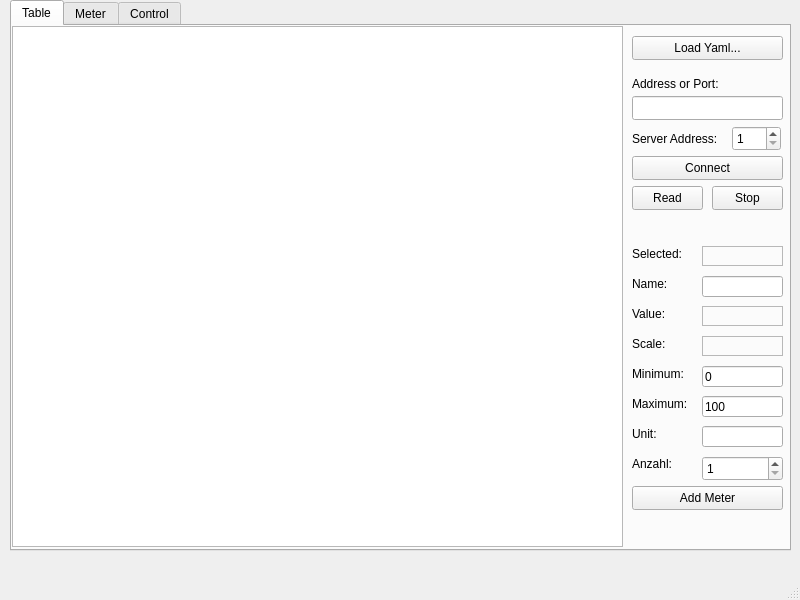
This is Qt/PV_View/mainwindow.ui in Rolloke/GUI-Apps as Qt 5 draws it before an edit. The edited form follows.
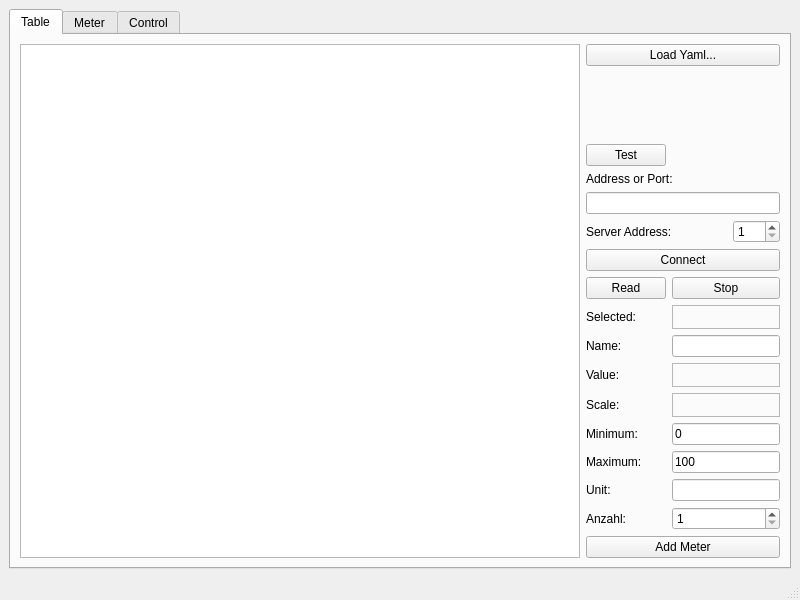
This is the edited form. Icons and pictures are not drawn.

Commit message: bugfix gitview message box return value added PV_View modbus ability without QtModbus

```diff
--- a/Qt/PV_View/mainwindow.ui
+++ b/Qt/PV_View/mainwindow.ui
@@ -16,16 +16,19 @@
   <property name="locale">
    <locale language="English" country="UnitedKingdom"/>
   </property>
+  <property name="documentMode">
+   <bool>false</bool>
+  </property>
   <widget class="QWidget" name="centralwidget">
+   <property name="sizePolicy">
+    <sizepolicy hsizetype="Expanding" vsizetype="Expanding">
+     <horstretch>1</horstretch>
+     <verstretch>1</verstretch>
+    </sizepolicy>
+   </property>
+   <layout class="QGridLayout" name="gridLayout">
+    <item row="0" column="0">
    <widget class="QTabWidget" name="tabWidget">
-    <property name="geometry">
-     <rect>
-      <x>10</x>
-      <y>0</y>
-      <width>781</width>
-      <height>551</height>
-     </rect>
-    </property>
     <property name="tabShape">
      <enum>QTabWidget::Rounded</enum>
     </property>
@@ -33,18 +36,39 @@
      <number>0</number>
     </property>
     <widget class="QWidget" name="tabTable">
+       <property name="sizePolicy">
+        <sizepolicy hsizetype="Expanding" vsizetype="Expanding">
+         <horstretch>1</horstretch>
+         <verstretch>1</verstretch>
+        </sizepolicy>
+       </property>
      <attribute name="title">
       <string>Table</string>
      </attribute>
+       <layout class="QGridLayout" name="gridLayout_2">
+        <item row="12" column="2" colspan="2">
+         <widget class="QLineEdit" name="edtMinimum">
+          <property name="text">
+           <string>0</string>
+          </property>
+         </widget>
+        </item>
+        <item row="11" column="1">
+         <widget class="QLabel" name="labelScale">
+          <property name="text">
+           <string>Scale:</string>
+          </property>
+         </widget>
+        </item>
+        <item row="7" column="2" colspan="2">
+         <widget class="QPushButton" name="btnStopRead">
+          <property name="text">
+           <string>Stop</string>
+          </property>
+         </widget>
+        </item>
+        <item row="0" column="0" rowspan="17">
      <widget class="QTableView" name="tableView">
-      <property name="geometry">
-       <rect>
-        <x>0</x>
-        <y>0</y>
-        <width>611</width>
-        <height>521</height>
-       </rect>
-      </property>
       <property name="editTriggers">
        <set>QAbstractItemView::EditKeyPressed</set>
       </property>
@@ -55,70 +79,19 @@
        <bool>true</bool>
       </property>
      </widget>
-     <widget class="QPushButton" name="btnLoadYamlFile">
-      <property name="geometry">
-       <rect>
-        <x>620</x>
-        <y>10</y>
-        <width>151</width>
-        <height>24</height>
-       </rect>
-      </property>
-      <property name="text">
-       <string>Load Yaml...</string>
-      </property>
-     </widget>
-     <widget class="QLineEdit" name="edtAddress">
-      <property name="geometry">
-       <rect>
-        <x>620</x>
-        <y>70</y>
-        <width>151</width>
-        <height>24</height>
-       </rect>
-      </property>
-     </widget>
-     <widget class="QPushButton" name="btnConnect">
-      <property name="geometry">
-       <rect>
-        <x>620</x>
-        <y>130</y>
-        <width>151</width>
-        <height>24</height>
-       </rect>
-      </property>
-      <property name="text">
-       <string>Connect</string>
-      </property>
-     </widget>
-     <widget class="QLabel" name="labelServerAddress">
-      <property name="geometry">
-       <rect>
-        <x>620</x>
-        <y>100</y>
-        <width>92</width>
-        <height>25</height>
-       </rect>
-      </property>
-      <property name="sizePolicy">
-       <sizepolicy hsizetype="Maximum" vsizetype="Preferred">
-        <horstretch>0</horstretch>
-        <verstretch>0</verstretch>
-       </sizepolicy>
-      </property>
-      <property name="text">
-       <string>Server Address:</string>
-      </property>
-     </widget>
+        </item>
+        <item row="9" column="2" colspan="2">
+         <widget class="QLineEdit" name="edtPrettyName">
+          <property name="toolTip">
+           <string>Pretty Name</string>
+          </property>
+         </widget>
+        </item>
+        <item row="14" column="2" colspan="2">
+         <widget class="QLineEdit" name="edtUnit"/>
+        </item>
+        <item row="5" column="3">
      <widget class="QSpinBox" name="edtServerAddress">
-      <property name="geometry">
-       <rect>
-        <x>720</x>
-        <y>100</y>
-        <width>49</width>
-        <height>25</height>
-       </rect>
-      </property>
       <property name="sizePolicy">
        <sizepolicy hsizetype="Maximum" vsizetype="Fixed">
         <horstretch>0</horstretch>
@@ -132,284 +105,220 @@
        <number>247</number>
       </property>
      </widget>
+        </item>
+        <item row="10" column="1">
+         <widget class="QLabel" name="labelValue">
+          <property name="text">
+           <string>Value:</string>
+          </property>
+         </widget>
+        </item>
+        <item row="16" column="1" colspan="3">
      <widget class="QPushButton" name="btnAddMeter">
-      <property name="geometry">
-       <rect>
-        <x>620</x>
-        <y>460</y>
-        <width>151</width>
-        <height>24</height>
-       </rect>
-      </property>
       <property name="text">
        <string>Add Meter</string>
       </property>
      </widget>
+        </item>
+        <item row="8" column="2" colspan="2">
+         <widget class="QLabel" name="textSelected">
+          <property name="minimumSize">
+           <size>
+            <width>0</width>
+            <height>24</height>
+           </size>
+          </property>
+          <property name="maximumSize">
+           <size>
+            <width>16777215</width>
+            <height>24</height>
+           </size>
+          </property>
+          <property name="frameShape">
+           <enum>QFrame::StyledPanel</enum>
+          </property>
+          <property name="text">
+           <string/>
+          </property>
+          <property name="margin">
+           <number>0</number>
+          </property>
+         </widget>
+        </item>
+        <item row="7" column="1">
+         <widget class="QPushButton" name="btnStartRead">
+          <property name="text">
+           <string>Read</string>
+          </property>
+          <property name="checkable">
+           <bool>true</bool>
+          </property>
+         </widget>
+        </item>
+        <item row="9" column="1">
+         <widget class="QLabel" name="labelPrettyName">
+          <property name="text">
+           <string>Name:</string>
+          </property>
+         </widget>
+        </item>
+        <item row="6" column="1" colspan="3">
+         <widget class="QPushButton" name="btnConnect">
+          <property name="text">
+           <string>Connect</string>
+          </property>
+         </widget>
+        </item>
+        <item row="15" column="1">
+         <widget class="QLabel" name="labelMultipeValues">
+          <property name="text">
+           <string>Anzahl:</string>
+          </property>
+         </widget>
+        </item>
+        <item row="11" column="2" colspan="2">
+         <widget class="QLabel" name="textScale">
+          <property name="minimumSize">
+           <size>
+            <width>0</width>
+            <height>24</height>
+           </size>
+          </property>
+          <property name="maximumSize">
+           <size>
+            <width>16777215</width>
+            <height>24</height>
+           </size>
+          </property>
+          <property name="frameShape">
+           <enum>QFrame::StyledPanel</enum>
+          </property>
+          <property name="text">
+           <string/>
+          </property>
+          <property name="margin">
+           <number>0</number>
+          </property>
+         </widget>
+        </item>
+        <item row="0" column="1" colspan="3">
+         <widget class="QPushButton" name="btnLoadYamlFile">
+          <property name="text">
+           <string>Load Yaml...</string>
+          </property>
+         </widget>
+        </item>
+        <item row="14" column="1">
+         <widget class="QLabel" name="labelUnit">
+          <property name="text">
+           <string>Unit:</string>
+          </property>
+         </widget>
+        </item>
+        <item row="15" column="2" colspan="2">
+         <widget class="QSpinBox" name="edtMultipleValues">
+          <property name="minimum">
+           <number>1</number>
+          </property>
+         </widget>
+        </item>
+        <item row="1" column="1" colspan="3">
+         <spacer name="verticalSpacer_2">
+          <property name="orientation">
+           <enum>Qt::Vertical</enum>
+          </property>
+          <property name="sizeHint" stdset="0">
+           <size>
+            <width>20</width>
+            <height>40</height>
+           </size>
+          </property>
+         </spacer>
+        </item>
+        <item row="10" column="2" colspan="2">
+         <widget class="QLabel" name="textValue">
+          <property name="minimumSize">
+           <size>
+            <width>0</width>
+            <height>24</height>
+           </size>
+          </property>
+          <property name="maximumSize">
+           <size>
+            <width>16777215</width>
+            <height>24</height>
+           </size>
+          </property>
+          <property name="frameShape">
+           <enum>QFrame::StyledPanel</enum>
+          </property>
+          <property name="text">
+           <string/>
+          </property>
+          <property name="margin">
+           <number>0</number>
+          </property>
+         </widget>
+        </item>
+        <item row="3" column="1" colspan="3">
      <widget class="QLabel" name="labelAddressOrPort">
-      <property name="geometry">
-       <rect>
-        <x>620</x>
-        <y>50</y>
-        <width>151</width>
-        <height>16</height>
-       </rect>
-      </property>
       <property name="text">
        <string>Address or Port:</string>
       </property>
      </widget>
+        </item>
+        <item row="8" column="1">
      <widget class="QLabel" name="labelSelected">
-      <property name="geometry">
-       <rect>
-        <x>620</x>
-        <y>220</y>
-        <width>61</width>
-        <height>16</height>
-       </rect>
-      </property>
       <property name="text">
        <string>Selected:</string>
       </property>
      </widget>
-     <widget class="QLabel" name="textSelected">
-      <property name="geometry">
-       <rect>
-        <x>690</x>
-        <y>220</y>
-        <width>81</width>
-        <height>20</height>
-       </rect>
-      </property>
-      <property name="frameShape">
-       <enum>QFrame::StyledPanel</enum>
-      </property>
-      <property name="text">
-       <string/>
-      </property>
-      <property name="margin">
-       <number>0</number>
-      </property>
-     </widget>
-     <widget class="QLabel" name="label">
-      <property name="geometry">
-       <rect>
-        <x>620</x>
-        <y>340</y>
-        <width>58</width>
-        <height>16</height>
-       </rect>
-      </property>
-      <property name="text">
-       <string>Minimum:</string>
-      </property>
-     </widget>
-     <widget class="QLineEdit" name="edtMinimum">
-      <property name="geometry">
-       <rect>
-        <x>690</x>
-        <y>340</y>
-        <width>81</width>
-        <height>21</height>
-       </rect>
-      </property>
-      <property name="text">
-       <string>0</string>
-      </property>
-     </widget>
+        </item>
+        <item row="13" column="1">
      <widget class="QLabel" name="labelMaximum">
-      <property name="geometry">
-       <rect>
-        <x>620</x>
-        <y>370</y>
-        <width>58</width>
-        <height>16</height>
-       </rect>
-      </property>
       <property name="text">
        <string>Maximum:</string>
       </property>
      </widget>
+        </item>
+        <item row="13" column="2" colspan="2">
      <widget class="QLineEdit" name="edtMaximum">
-      <property name="geometry">
-       <rect>
-        <x>690</x>
-        <y>370</y>
-        <width>81</width>
-        <height>21</height>
-       </rect>
-      </property>
       <property name="text">
        <string>100</string>
       </property>
      </widget>
-     <widget class="QLabel" name="labelUnit">
-      <property name="geometry">
-       <rect>
-        <x>620</x>
-        <y>400</y>
-        <width>58</width>
-        <height>16</height>
-       </rect>
+        </item>
+        <item row="5" column="1" colspan="2">
+         <widget class="QLabel" name="labelServerAddress">
+          <property name="sizePolicy">
+           <sizepolicy hsizetype="Maximum" vsizetype="Preferred">
+            <horstretch>0</horstretch>
+            <verstretch>0</verstretch>
+           </sizepolicy>
       </property>
       <property name="text">
-       <string>Unit:</string>
-      </property>
-     </widget>
-     <widget class="QLineEdit" name="edtUnit">
-      <property name="geometry">
-       <rect>
-        <x>690</x>
-        <y>400</y>
-        <width>81</width>
-        <height>21</height>
-       </rect>
-      </property>
-     </widget>
-     <widget class="QLabel" name="labelValue">
-      <property name="geometry">
-       <rect>
-        <x>620</x>
-        <y>280</y>
-        <width>61</width>
-        <height>16</height>
-       </rect>
-      </property>
+           <string>Server Address:</string>
+          </property>
+         </widget>
+        </item>
+        <item row="12" column="1">
+         <widget class="QLabel" name="label">
       <property name="text">
-       <string>Value:</string>
-      </property>
-     </widget>
-     <widget class="QLabel" name="textValue">
-      <property name="geometry">
-       <rect>
-        <x>690</x>
-        <y>280</y>
-        <width>81</width>
-        <height>20</height>
-       </rect>
-      </property>
-      <property name="frameShape">
-       <enum>QFrame::StyledPanel</enum>
-      </property>
+           <string>Minimum:</string>
+          </property>
+         </widget>
+        </item>
+        <item row="4" column="1" colspan="3">
+         <widget class="QLineEdit" name="edtAddress"/>
+        </item>
+        <item row="2" column="1">
+         <widget class="QPushButton" name="btnTest">
       <property name="text">
-       <string/>
-      </property>
-      <property name="margin">
-       <number>0</number>
-      </property>
-     </widget>
-     <widget class="QLabel" name="labelScale">
-      <property name="geometry">
-       <rect>
-        <x>620</x>
-        <y>310</y>
-        <width>58</width>
-        <height>16</height>
-       </rect>
-      </property>
-      <property name="text">
-       <string>Scale:</string>
-      </property>
-     </widget>
-     <widget class="QLabel" name="textScale">
-      <property name="geometry">
-       <rect>
-        <x>690</x>
-        <y>310</y>
-        <width>81</width>
-        <height>20</height>
-       </rect>
-      </property>
-      <property name="frameShape">
-       <enum>QFrame::StyledPanel</enum>
-      </property>
-      <property name="text">
-       <string/>
-      </property>
-      <property name="margin">
-       <number>0</number>
-      </property>
-     </widget>
-     <widget class="QLabel" name="labelPrettyName">
-      <property name="geometry">
-       <rect>
-        <x>620</x>
-        <y>250</y>
-        <width>61</width>
-        <height>16</height>
-       </rect>
-      </property>
-      <property name="text">
-       <string>Name:</string>
-      </property>
-     </widget>
-     <widget class="QLineEdit" name="edtPrettyName">
-      <property name="geometry">
-       <rect>
-        <x>690</x>
-        <y>250</y>
-        <width>81</width>
-        <height>21</height>
-       </rect>
-      </property>
-      <property name="toolTip">
-       <string>Pretty Name</string>
-      </property>
-     </widget>
-     <widget class="QSpinBox" name="edtMultipleValues">
-      <property name="geometry">
-       <rect>
-        <x>690</x>
-        <y>430</y>
-        <width>81</width>
-        <height>25</height>
-       </rect>
-      </property>
-      <property name="minimum">
-       <number>1</number>
-      </property>
-     </widget>
-     <widget class="QLabel" name="labelMultipeValues">
-      <property name="geometry">
-       <rect>
-        <x>620</x>
-        <y>430</y>
-        <width>58</width>
-        <height>16</height>
-       </rect>
-      </property>
-      <property name="text">
-       <string>Anzahl:</string>
-      </property>
-     </widget>
-     <widget class="QPushButton" name="btnStartRead">
-      <property name="geometry">
-       <rect>
-        <x>620</x>
-        <y>160</y>
-        <width>71</width>
-        <height>24</height>
-       </rect>
-      </property>
-      <property name="text">
-       <string>Read</string>
-      </property>
-      <property name="checkable">
-       <bool>true</bool>
-      </property>
-     </widget>
-     <widget class="QPushButton" name="btnStopRead">
-      <property name="geometry">
-       <rect>
-        <x>700</x>
-        <y>160</y>
-        <width>71</width>
-        <height>24</height>
-       </rect>
-      </property>
-      <property name="text">
-       <string>Stop</string>
-      </property>
-     </widget>
+           <string>Test</string>
+          </property>
+         </widget>
+        </item>
+       </layout>
     </widget>
     <widget class="QWidget" name="tabMeter">
      <attribute name="title">
@@ -631,6 +540,8 @@
      </widget>
     </widget>
    </widget>
+    </item>
+   </layout>
   </widget>
   <widget class="QMenuBar" name="menubar">
    <property name="geometry">
```
Left out of the diff: 65 changed lines with no effect on the pictures. Lines whose indentation alone changed are shown as unchanged. The commit also changes 16 other files.
